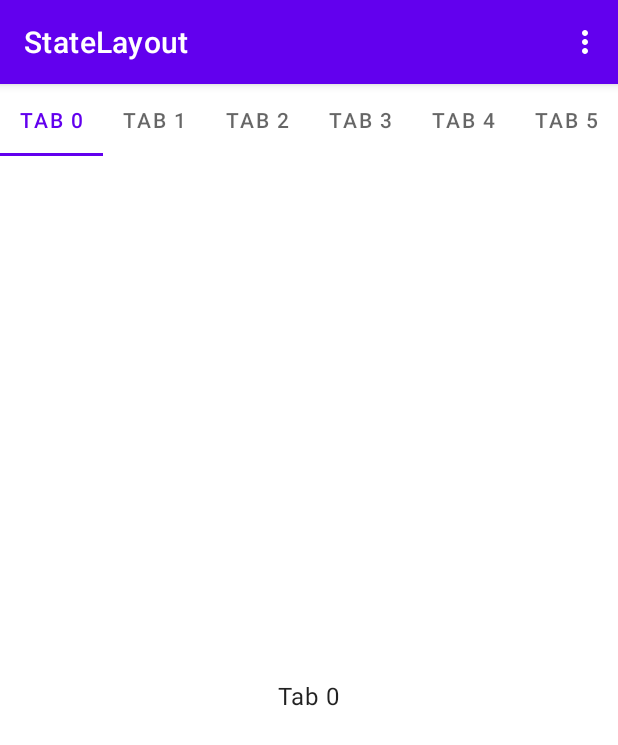
After one commit to Airsaid/StateLayout, an Android app: the ViewPagerSampleActivity screen opened directly, with no data from a screen before it, on a phone screen of 412 x 824 dp. The commit adds this screen. Shown: the top 745 px of the screen. Run offline under Robolectric (Android 15) with nearby library versions, the phone set to English and light mode, and no system bars.

Commit message:
Add state layout with viewpager2 sample

```diff
--- a/app/src/main/AndroidManifest.xml
+++ b/app/src/main/AndroidManifest.xml
@@ -27,6 +27,7 @@
     <activity android:name=".CustomUISampleActivity" />
     <activity android:name=".StateTriggerSampleActivity" />
     <activity android:name=".CustomStateProviderSampleActivity" />
+    <activity android:name=".ViewPagerSampleActivity" />
   </application>
 
 </manifest>
--- a/app/src/main/java/com/airsaid/statelayout/sample/MainActivity.kt
+++ b/app/src/main/java/com/airsaid/statelayout/sample/MainActivity.kt
@@ -33,4 +33,8 @@ class MainActivity : AppCompatActivity() {
   fun onCustomStateProvider(v: View) {
     startActivity(Intent(this, CustomStateProviderSampleActivity::class.java))
   }
+
+  fun onWithViewPager(v: View) {
+    startActivity(Intent(this, ViewPagerSampleActivity::class.java))
+  }
 }
--- /dev/null
+++ b/app/src/main/java/com/airsaid/statelayout/sample/ViewPagerSampleActivity.kt
@@ -0,0 +1,127 @@
+package com.airsaid.statelayout.sample
+
+import android.annotation.SuppressLint
+import android.os.Bundle
+import android.view.*
+import android.widget.TextView
+import androidx.appcompat.app.AppCompatActivity
+import androidx.core.view.postDelayed
+import androidx.fragment.app.Fragment
+import androidx.fragment.app.FragmentActivity
+import androidx.viewpager2.adapter.FragmentStateAdapter
+import androidx.viewpager2.widget.ViewPager2
+import com.airsaid.statelayout.StateLayout
+import com.airsaid.statelayout.sample.ViewPagerSampleActivity.ContentSampleFragment.Companion.KEY_POS
+import com.airsaid.statelayout.sample.state.EmptyState
+import com.airsaid.statelayout.sample.state.ErrorState
+import com.airsaid.statelayout.sample.state.LoadingState
+import com.google.android.material.tabs.TabLayout
+import com.google.android.material.tabs.TabLayoutMediator
+import kotlin.random.Random
+
+/**
+ * @author airsaid
+ */
+class ViewPagerSampleActivity : AppCompatActivity() {
+
+  override fun onCreate(savedInstanceState: Bundle?) {
+    super.onCreate(savedInstanceState)
+    setContentView(R.layout.activity_view_pager_sample)
+    val tabLayout = findViewById<TabLayout>(R.id.tabLayout)
+    val viewPager = findViewById<ViewPager2>(R.id.viewPager)
+
+    viewPager.adapter = PagerSampleAdapter(this)
+    TabLayoutMediator(tabLayout, viewPager) { tab, position ->
+      tab.text = "Tab $position"
+    }.attach()
+  }
+
+  private class PagerSampleAdapter(fa: FragmentActivity) : FragmentStateAdapter(fa) {
+    override fun getItemCount() = 6
+
+    override fun createFragment(position: Int) = ContentSampleFragment().apply {
+      arguments = Bundle().apply {
+        putInt(KEY_POS, position)
+      }
+    }
+  }
+
+  class ContentSampleFragment : Fragment() {
+    companion object {
+      const val KEY_POS = "position"
+    }
+
+    private lateinit var mStateLayout: StateLayout
+
+    override fun onCreate(savedInstanceState: Bundle?) {
+      super.onCreate(savedInstanceState)
+      setHasOptionsMenu(true)
+    }
+
+    override fun onCreateView(
+      inflater: LayoutInflater,
+      container: ViewGroup?,
+      savedInstanceState: Bundle?
+    ): View {
+      return inflater.inflate(R.layout.fragment_content_sample, container, false)
+    }
+
+    @SuppressLint("SetTextI18n")
+    override fun onViewCreated(view: View, savedInstanceState: Bundle?) {
+      super.onViewCreated(view, savedInstanceState)
+      val position = arguments!!.getInt("position")
+      view.findViewById<TextView>(R.id.content).text = "Tab $position"
+
+      mStateLayout = view.findViewById(R.id.stateLayout)
+      mStateLayout.getState<ErrorState>(ErrorState::class.java).setOnReloadListener {
+        startLoadingData()
+      }
+      startLoadingData()
+    }
+
+    private fun startLoadingData() {
+      mStateLayout.showState(LoadingState::class.java)
+      mStateLayout.postDelayed(Random.nextLong(0, 2000)) {
+        if (Random.nextBoolean()) {
+          mStateLayout.showContent()
+        } else {
+          if (Random.nextBoolean()) {
+            mStateLayout.showState(EmptyState::class.java)
+          } else {
+            mStateLayout.showState(ErrorState::class.java)
+          }
+        }
+      }
+    }
+
+    override fun onCreateOptionsMenu(menu: Menu, inflater: MenuInflater) {
+      super.onCreateOptionsMenu(menu, inflater)
+      menu.add(0, 0, 0, "Show Content Layout")
+      menu.add(1, 1, 1, "Show Loading Layout")
+      menu.add(2, 2, 2, "Show Empty Layout")
+      menu.add(3, 3, 3, "Show Error Layout")
+    }
+
+    override fun onOptionsItemSelected(item: MenuItem): Boolean {
+      when (item.itemId) {
+        0 -> {
+          mStateLayout.showContent()
+          return true
+        }
+        1 -> {
+          mStateLayout.showState(LoadingState::class.java)
+          return true
+        }
+        2 -> {
+          mStateLayout.showState(EmptyState::class.java)
+          return true
+        }
+        3 -> {
+          mStateLayout.showState(ErrorState::class.java)
+          return true
+        }
+      }
+      return super.onOptionsItemSelected(item)
+    }
+  }
+}
--- a/app/src/main/res/layout/activity_main.xml
+++ b/app/src/main/res/layout/activity_main.xml
@@ -46,4 +46,12 @@
     android:text="Custom StateProvider"
     android:textAllCaps="false"
     tools:ignore="HardcodedText" />
+
+  <Button
+      android:layout_width="match_parent"
+      android:layout_height="wrap_content"
+      android:onClick="onWithViewPager"
+      android:text="StateLayout with ViewPager2"
+      android:textAllCaps="false"
+      tools:ignore="HardcodedText" />
 </LinearLayout>
--- /dev/null
+++ b/app/src/main/res/layout/activity_view_pager_sample.xml
@@ -0,0 +1,16 @@
+<?xml version="1.0" encoding="utf-8"?>
+<LinearLayout xmlns:android="http://schemas.android.com/apk/res/android"
+    android:orientation="vertical"
+    android:layout_width="match_parent"
+    android:layout_height="match_parent">
+
+    <com.google.android.material.tabs.TabLayout
+        android:id="@+id/tabLayout"
+        android:layout_width="match_parent"
+        android:layout_height="wrap_content" />
+
+    <androidx.viewpager2.widget.ViewPager2
+        android:id="@+id/viewPager"
+        android:layout_width="match_parent"
+        android:layout_height="match_parent"/>
+</LinearLayout>
--- /dev/null
+++ b/app/src/main/res/layout/fragment_content_sample.xml
@@ -0,0 +1,14 @@
+<?xml version="1.0" encoding="utf-8"?>
+<androidx.constraintlayout.widget.ConstraintLayout xmlns:android="http://schemas.android.com/apk/res/android"
+    android:layout_width="match_parent"
+    android:layout_height="match_parent">
+
+    <com.airsaid.statelayout.StateLayout
+        android:id="@+id/stateLayout"
+        android:layout_width="match_parent"
+        android:layout_height="match_parent">
+
+        <include layout="@layout/include_content"/>
+
+    </com.airsaid.statelayout.StateLayout>
+</androidx.constraintlayout.widget.ConstraintLayout>
--- a/app/src/main/res/layout/include_content.xml
+++ b/app/src/main/res/layout/include_content.xml
@@ -6,6 +6,7 @@
     tools:showIn="@layout/activity_basic_sample">
 
     <TextView
+        android:id="@+id/content"
         android:layout_width="wrap_content"
         android:layout_height="wrap_content"
         android:layout_gravity="center"
```
